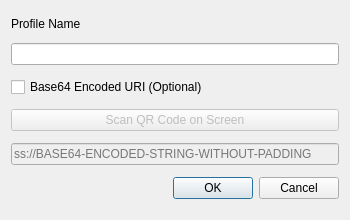
shadowsocks/shadowsocks-qt5, file src/addprofiledialogue.ui: the form before one commit.
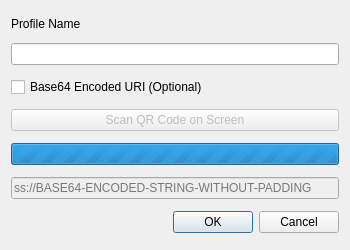
The form after the commit.

Commit message: add progress bar indicating busy. move parsing job into another thread to avoid GUI freezes.

```diff
--- a/src/addprofiledialogue.ui
+++ b/src/addprofiledialogue.ui
@@ -7,25 +7,13 @@
     <x>0</x>
     <y>0</y>
     <width>350</width>
-    <height>220</height>
+    <height>250</height>
    </rect>
   </property>
-  <property name="sizePolicy">
-   <sizepolicy hsizetype="Fixed" vsizetype="Fixed">
-    <horstretch>0</horstretch>
-    <verstretch>0</verstretch>
-   </sizepolicy>
-  </property>
   <property name="minimumSize">
    <size>
     <width>350</width>
-    <height>220</height>
-   </size>
-  </property>
-  <property name="maximumSize">
-   <size>
-    <width>350</width>
-    <height>220</height>
+    <height>250</height>
    </size>
   </property>
   <property name="windowTitle">
@@ -71,6 +59,16 @@
      </property>
     </widget>
    </item>
+   <item>
+    <widget class="QProgressBar" name="progressBar">
+     <property name="maximum">
+      <number>0</number>
+     </property>
+     <property name="format">
+      <string/>
+     </property>
+    </widget>
+   </item>
    <item>
     <widget class="QLineEdit" name="ssuriEdit">
      <property name="enabled">
```
The commit also changes 2 other files.
